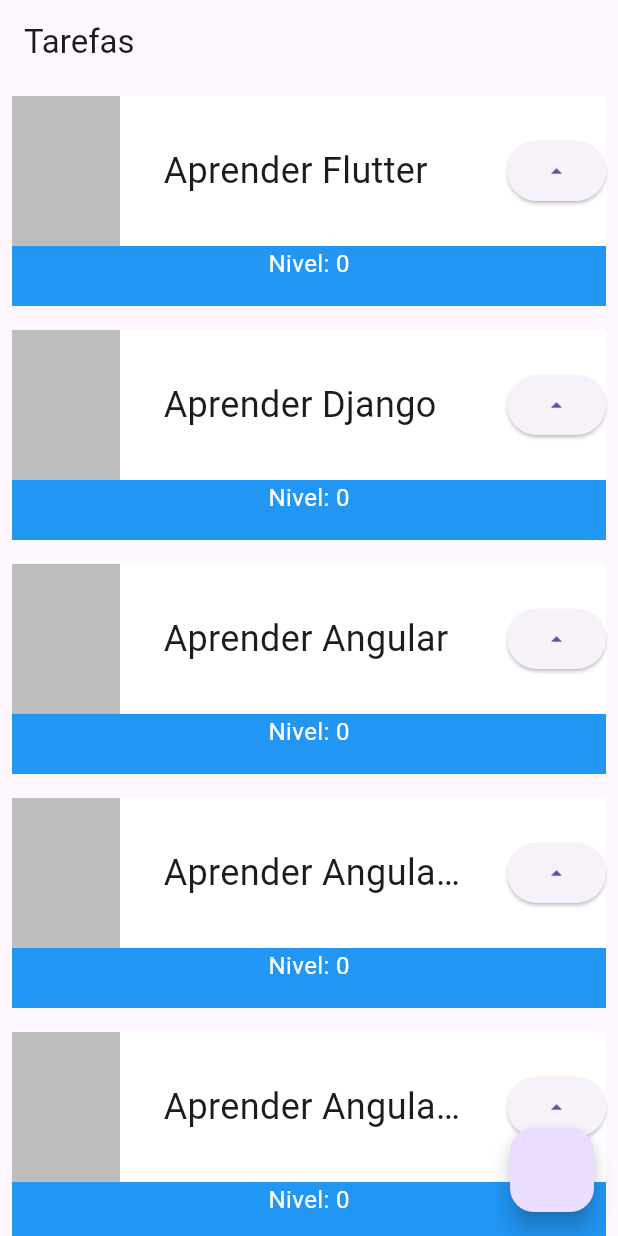
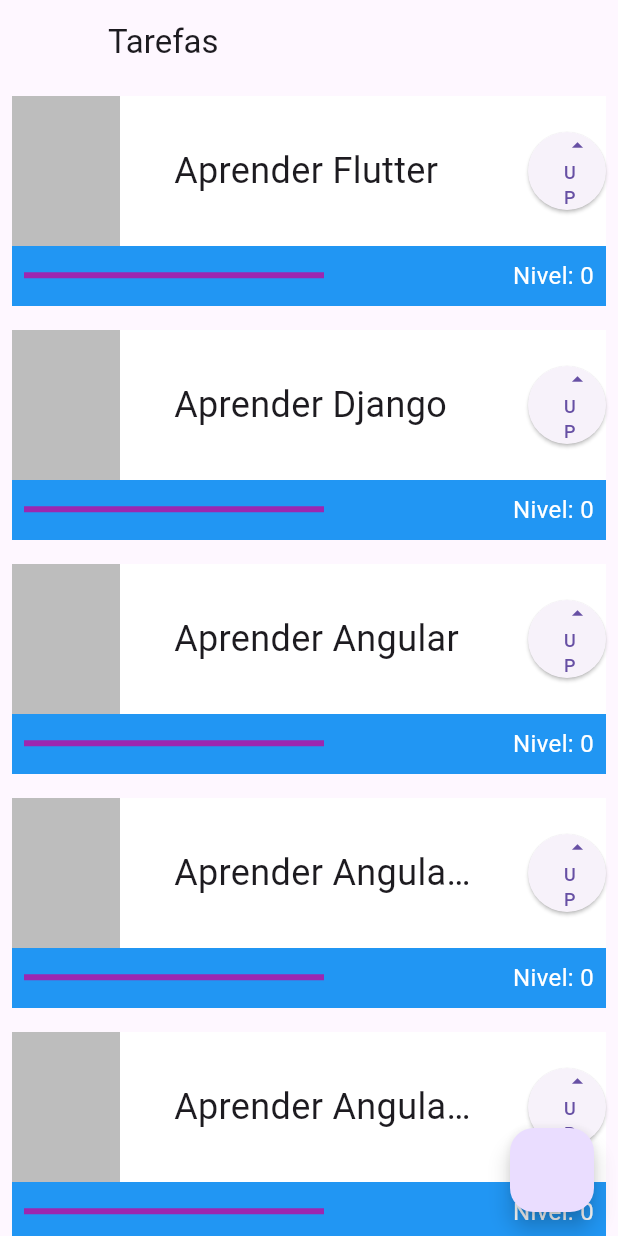
Before and after one commit to kauesiqueiraa/flutterAplication, a Flutter app: the screen it shows after launch, on a phone screen of 412 x 824 dp. Run offline on Flutter 3.47's test engine with Material 3 defaults, Android fonts, the phone set to English and light mode, and no system bars.

```diff
--- a/lib/main.dart
+++ b/lib/main.dart
@@ -16,6 +16,7 @@
       ),
       home: Scaffold(
         appBar: AppBar(
+          leading: Container(),
           title: Text('Tarefas'),
         ),
         body: ListView(
@@ -79,18 +80,51 @@
                               fontSize: 24, overflow: TextOverflow.ellipsis),
                         ),
                       ),
-                      ElevatedButton(
+                      Container(
+                        height: 52,
+                        width: 52,
+                        child: ElevatedButton(
                             onPressed: () {
                               setState(() {
                                 nivel++;
                               });
                             },
-                          child: Icon(Icons.arrow_drop_up))
+                            child: Column(
+                              mainAxisAlignment: MainAxisAlignment.spaceEvenly,
+                              crossAxisAlignment: CrossAxisAlignment.end,
+                              children: [
+                                Icon(Icons.arrow_drop_up),
+                                Text(
+                                  'UP',
+                                  style: TextStyle(fontSize: 12),
+                                )
+                              ],
+                            )),
+                      )
                     ],
                   ),
                 ),
-                Text('Nivel: ${nivel}',
+                Row(
+                  mainAxisAlignment: MainAxisAlignment.spaceBetween,
+                  children: [
+                    Padding(
+                      padding: const EdgeInsets.all(8.0),
+                      child: Container(
+                        child: LinearProgressIndicator(
+                          color: Colors.white,
+                          backgroundColor: Colors.purple,
+                          value: nivel / 10,
+                        ),
+                        width: 200,
+                      ),
+                    ),
+                    Padding(
+                      padding: const EdgeInsets.all(8.0),
+                      child: Text('Nivel: ${nivel}',
                           style: TextStyle(color: Colors.white, fontSize: 16)),
+                    ),
+                  ],
+                ),
               ],
             ),
           ],
```
Lines whose indentation alone changed are shown as unchanged.
